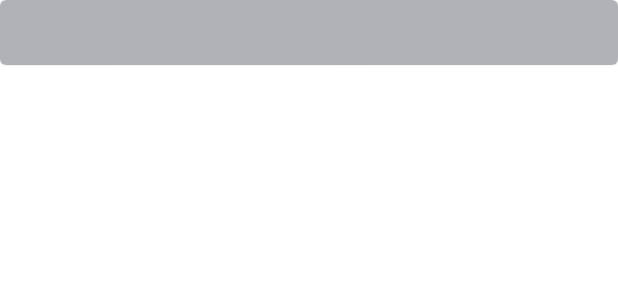
After one commit to tonyluCM/AndroidFP, an Android app: the layout row_ingredient.xml on its own in the app's theme, with its tools: preview values and no code run, on a phone screen of 412 x 824 dp. The commit adds this screen. Shown: the top 300 px of the screen. Run offline under Robolectric (Android 15) with nearby library versions, the phone set to English and light mode, and no system bars; network calls fail.

Commit message:
Added ingredient view layout

```diff
--- /dev/null
+++ b/app/src/main/res/layout/row_ingredient.xml
@@ -0,0 +1,20 @@
+<?xml version="1.0" encoding="utf-8"?>
+<com.google.android.material.card.MaterialCardView xmlns:android="http://schemas.android.com/apk/res/android"
+    xmlns:app="http://schemas.android.com/apk/res-auto"
+    style="Widget.MaterialComponents.CardView"
+    android:layout_width="match_parent"
+    android:layout_height="wrap_content"
+    android:backgroundTint="#B0B2B7"
+    android:background="?android:attr/selectableItemBackground">
+
+
+
+        <TextView
+            android:layout_width="match_parent"
+            android:layout_margin="8dp"
+            android:layout_height="wrap_content"
+            android:textAppearance="?attr/textAppearanceHeadline6"
+            android:id="@+id/one_ingredient_tv"
+            />
+
+</com.google.android.material.card.MaterialCardView>
```
Also changed, not shown: app/src/main/java/edu/cs371m/finalproject/ui/recipe/IngredientsFragment.kt (+75 -12 lines), app/src/main/res/layout/fragment_recipe_ingredients.xml (+3 -4 lines).
